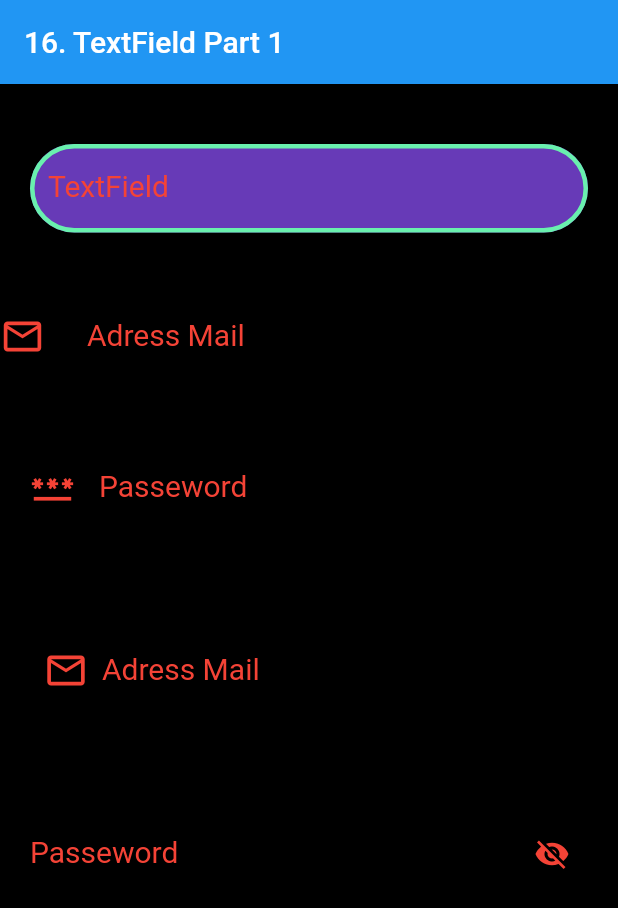
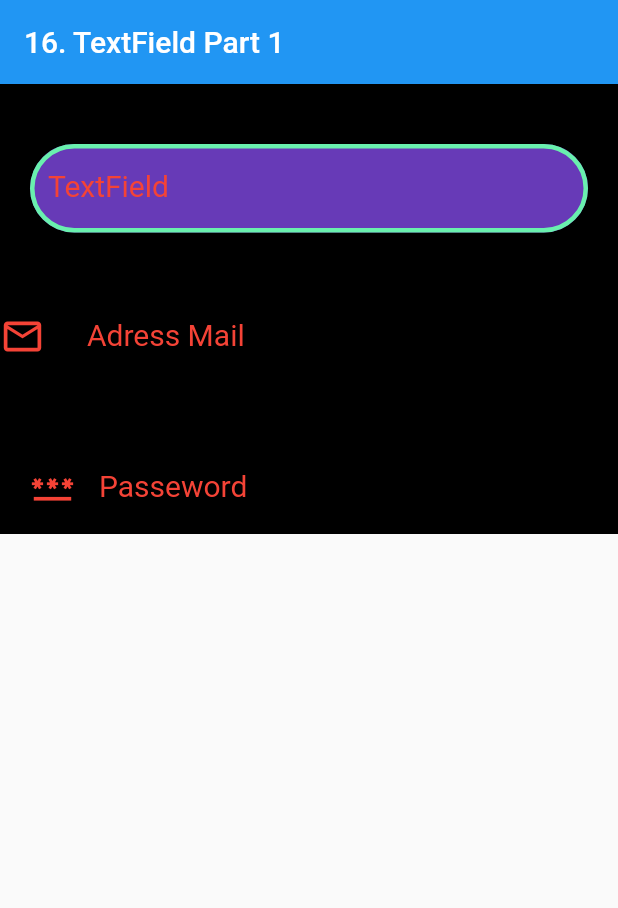
Before and after one commit to Devsaci/flutter2basicv2, a Flutter app: the screen it shows after launch, on a phone screen of 412 x 824 dp. Shown: the top 908 px of the screen. Run offline on Flutter 3.47's test engine with Material 2 defaults, Android fonts, the phone set to English and light mode, and no system bars.

Commit message:
height: 300,

```diff
--- a/lib/myHomePage.dart
+++ b/lib/myHomePage.dart
@@ -24,6 +24,7 @@ class _MyHomePageState extends State<MyHomePage> {
       ),
       body: Container(
         color: Colors.black,
+        height: 300,
         child: SingleChildScrollView(
           child: Column(
             children: [
```
